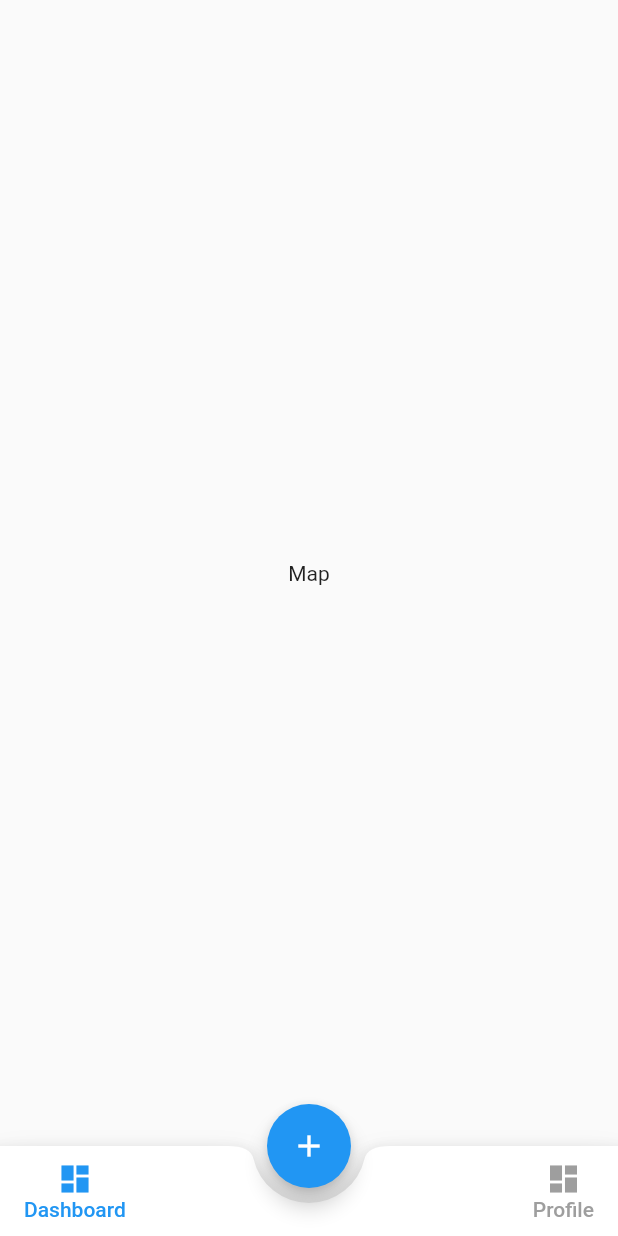
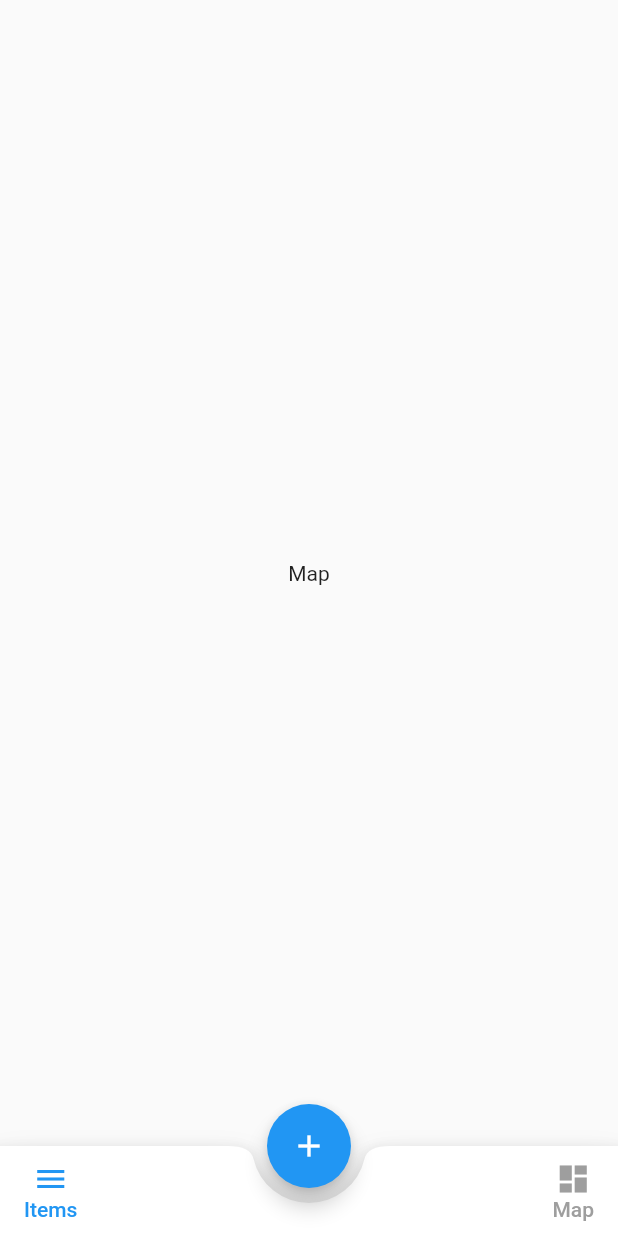
Before and after one commit to Chemutaiselim/finalville, a Flutter app: the screen it shows after launch, on a phone screen of 412 x 824 dp. Run offline on Flutter 3.47's test engine with Material 2 defaults, Android fonts, the phone set to English and light mode, and no system bars; our stand-ins replace get.

Commit message:
March 28, 2022 7:08 PM

```diff
--- a/lib/screen/Home.dart
+++ b/lib/screen/Home.dart
@@ -57,11 +57,11 @@ class _HomeState extends State<Home> {
                       mainAxisAlignment: MainAxisAlignment.center,
                       children: <Widget>[
                         Icon(
-                          Icons.dashboard,
+                          Icons.menu,
                           color: currentTab == 0 ? Colors.blue : Colors.grey,
                         ),
                         Text(
-                          'Dashboard',
+                          'Items',
                           style: TextStyle(
                             color: currentTab == 0 ? Colors.blue : Colors.grey,
                           ),
@@ -94,7 +94,7 @@ class _HomeState extends State<Home> {
                           color: currentTab == 2 ? Colors.blue : Colors.grey,
                         ),
                         Text(
-                          'Profile',
+                          'Map',
                           style: TextStyle(
                             color: currentTab == 2 ? Colors.blue : Colors.grey,
                           ),
```
